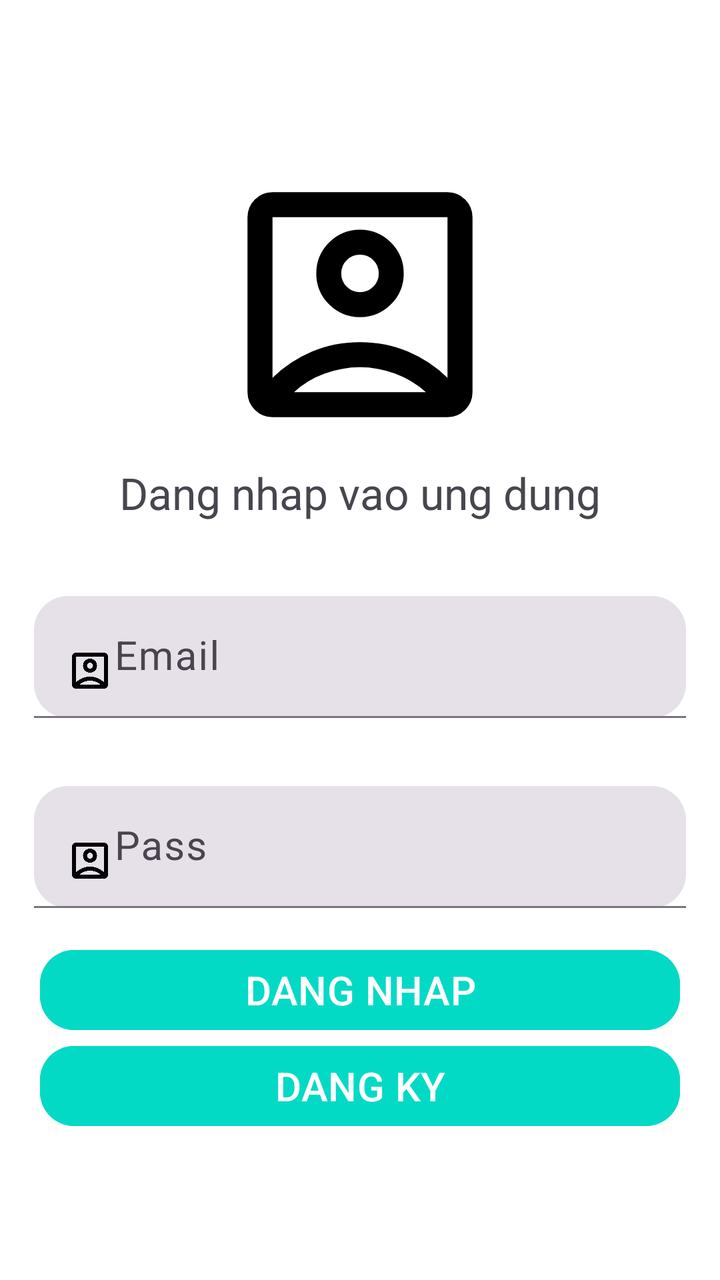
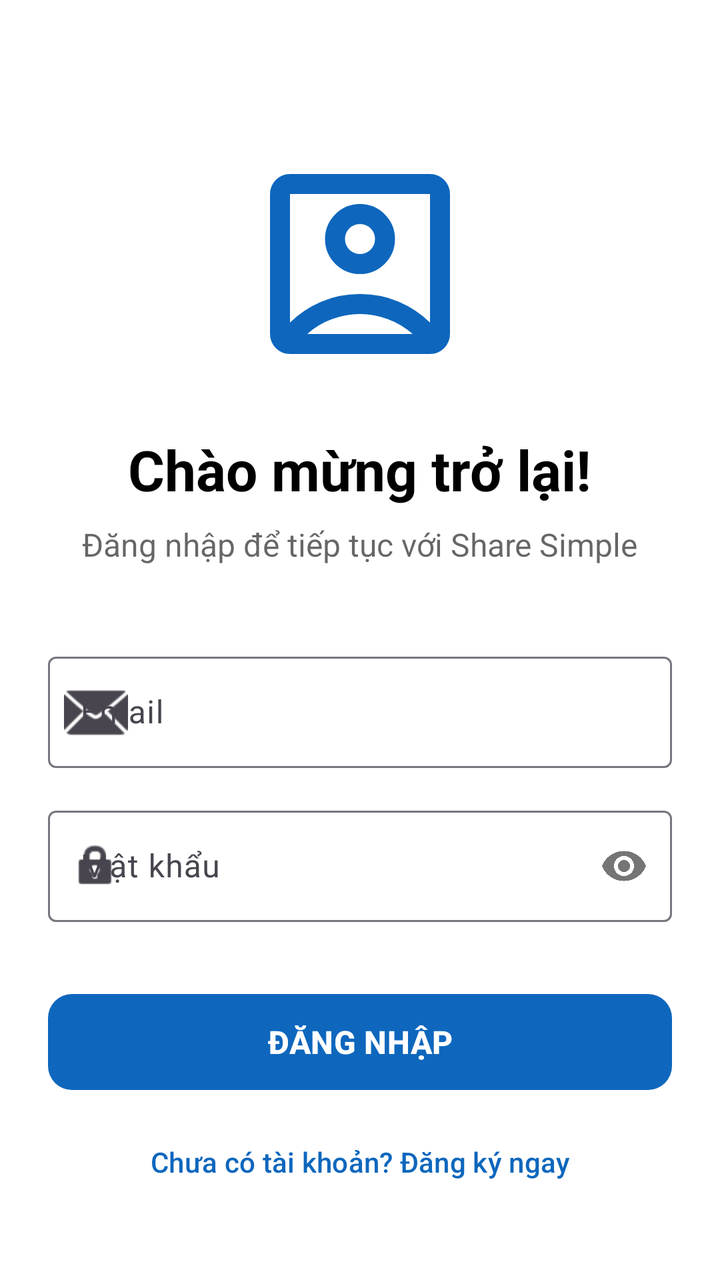

Before-and-after screenshots of an Android layout around one commit, followed by the original layout XML and the change that was made.
<!-- AndroidManifest.xml: application theme Theme.MyApplication -->
<!-- res/layout/fragment_login.xml -->
<?xml version="1.0" encoding="utf-8"?>
<FrameLayout xmlns:android="http://schemas.android.com/apk/res/android"
    xmlns:tools="http://schemas.android.com/tools"
    android:layout_width="match_parent"
    android:background="@android:color/system_neutral1_0"
    android:layout_height="match_parent"
    xmlns:app="http://schemas.android.com/apk/res-auto"
    tools:context=".Frangment.LoginFragment">

    <LinearLayout
        android:id="@+id/screen"
        android:layout_width="match_parent"
        android:layout_height="wrap_content"
        android:gravity="center"
        android:layout_gravity="center"
        android:orientation="vertical">
        <ImageView
            android:layout_width="150dp"
            android:layout_height="159dp"
            android:src="@drawable/outline_account_box_24" />

        <TextView
            android:layout_width="wrap_content"
            android:layout_height="wrap_content"
            android:text="Dang nhap vao ung dung"
            android:layout_marginBottom="20dp"
            android:textSize="22dp" />
        <com.google.android.material.textfield.TextInputLayout
            android:id="@+id/user_email"
            style="@style/Widget.Material3.TextInputLayout.FilledBox"
            android:layout_width="match_parent"
            android:layout_height="match_parent"
            android:layout_marginHorizontal="17dp"
            android:layout_marginVertical="17dp"
            app:boxCornerRadiusBottomEnd="17dp"
            app:boxCornerRadiusBottomStart="17dp"
            app:boxCornerRadiusTopEnd="17dp"
            app:boxCornerRadiusTopStart="17dp">
            <com.google.android.material.textfield.TextInputEditText
                android:layout_width="match_parent"
                android:layout_height="match_parent"
                android:drawableStart="@drawable/outline_account_box_24"
                android:hint="Email"
                android:textSize="20dp" />
    </com.google.android.material.textfield.TextInputLayout>
        <com.google.android.material.textfield.TextInputLayout
            android:id="@+id/user_pass"
            style="@style/Widget.Material3.TextInputLayout.FilledBox"
            android:layout_width="match_parent"
            android:layout_height="match_parent"
            android:layout_marginHorizontal="17dp"
            android:layout_marginVertical="17dp"
            app:boxCornerRadiusBottomEnd="17dp"
            app:boxCornerRadiusBottomStart="17dp"
            app:boxCornerRadiusTopEnd="17dp"
            app:boxCornerRadiusTopStart="17dp">
            <com.google.android.material.textfield.TextInputEditText
                android:layout_width="match_parent"
                android:layout_height="match_parent"
                android:drawableStart="@drawable/outline_account_box_24"
                android:hint="Pass"
                android:textSize="20dp" />
        </com.google.android.material.textfield.TextInputLayout>
        <com.google.android.material.button.MaterialButton
            android:id="@+id/btn_dangnhap"
            android:layout_width="match_parent"
            android:layout_height="match_parent"
            android:text="DANG NHAP"
            android:textColor="@color/white"
            android:textSize="20dp"
            android:inputType="text"
            android:backgroundTint="@color/teal_200"
            android:layout_marginHorizontal="20dp"
            app:cornerRadius="17dp"/>
        <com.google.android.material.button.MaterialButton
            android:id="@+id/btn_dangky"
            android:layout_width="match_parent"
            android:layout_height="match_parent"
            android:text="DANG KY"
            android:textColor="@color/white"
            android:textSize="20dp"
            android:inputType="number"
            android:backgroundTint="@color/teal_200"
            android:layout_marginHorizontal="20dp"
            app:cornerRadius="17dp"/>

    </LinearLayout>

</FrameLayout>
<!-- resources referenced by this layout -->
<resources>
  <color name="teal_200">#FF03DAC5</color>
  <color name="white">#FFFFFFFF</color>
  <!-- drawable outline_account_box_24 (drawable) -->
  <vector xmlns:android="http://schemas.android.com/apk/res/android" android:autoMirrored="true" android:height="24dp" android:tint="#000000" android:viewportHeight="960" android:viewportWidth="960" android:width="24dp">
        
      <path android:fillColor="@android:color/white" android:pathData="M200,714Q254,661 325.5,630.5Q397,600 480,600Q563,600 634.5,630.5Q706,661 760,714L760,200Q760,200 760,200Q760,200 760,200L200,200Q200,200 200,200Q200,200 200,200L200,714ZM579,479Q620,438 620,380Q620,322 579,281Q538,240 480,240Q422,240 381,281Q340,322 340,380Q340,438 381,479Q422,520 480,520Q538,520 579,479ZM200,840Q167,840 143.5,816.5Q120,793 120,760L120,200Q120,167 143.5,143.5Q167,120 200,120L760,120Q793,120 816.5,143.5Q840,167 840,200L840,760Q840,793 816.5,816.5Q793,840 760,840L200,840ZM269,760L691,760Q691,760 691,760Q691,760 691,760Q647,721 591.5,700.5Q536,680 480,680Q424,680 367.5,700.5Q311,721 269,760Q269,760 269,760Q269,760 269,760ZM437.5,422.5Q420,405 420,380Q420,355 437.5,337.5Q455,320 480,320Q505,320 522.5,337.5Q540,355 540,380Q540,405 522.5,422.5Q505,440 480,440Q455,440 437.5,422.5ZM480,457L480,457Q480,457 480,457Q480,457 480,457L480,457Q480,457 480,457Q480,457 480,457L480,457Q480,457 480,457Q480,457 480,457Q480,457 480,457Q480,457 480,457Z"/>
      
  </vector>
  <style name="Theme.MyApplication" parent="Theme.MaterialComponents.DayNight.DarkActionBar">
          
          <item name="colorPrimary">@color/purple_500</item>
          <item name="colorPrimaryVariant">@color/purple_700</item>
          <item name="colorOnPrimary">@color/white</item>
          
          <item name="colorSecondary">@color/teal_200</item>
          <item name="colorSecondaryVariant">@color/teal_700</item>
          <item name="colorOnSecondary">@color/black</item>
          
          <item name="android:statusBarColor">?attr/colorPrimaryVariant</item>
          
      </style>
  <color name="purple_500">#D9B84D</color>
  <color name="purple_700">#F60303</color>
  <color name="teal_700">#D04A0F</color>
  <color name="black">#FF000000</color>
</resources>

<!-- the commit's change to res/layout/fragment_login.xml (unified diff, before → after) -->
@@ -1,89 +1,100 @@
 <?xml version="1.0" encoding="utf-8"?>
-<FrameLayout xmlns:android="http://schemas.android.com/apk/res/android"
+<ScrollView xmlns:android="http://schemas.android.com/apk/res/android"
+    xmlns:app="http://schemas.android.com/apk/res-auto"
     xmlns:tools="http://schemas.android.com/tools"
     android:layout_width="match_parent"
-    android:background="@android:color/system_neutral1_0"
     android:layout_height="match_parent"
-    xmlns:app="http://schemas.android.com/apk/res-auto"
+    android:fillViewport="true"
+    android:background="@color/white"
     tools:context=".Frangment.LoginFragment">
 
     <LinearLayout
         android:id="@+id/screen"
         android:layout_width="match_parent"
         android:layout_height="wrap_content"
-        android:gravity="center"
-        android:layout_gravity="center"
-        android:orientation="vertical">
+        android:gravity="center_horizontal"
+        android:orientation="vertical"
+        android:padding="24dp">
+
         <ImageView
-            android:layout_width="150dp"
-            android:layout_height="159dp"
-            android:src="@drawable/outline_account_box_24" />
+            android:layout_width="120dp"
+            android:layout_height="120dp"
+            android:layout_marginTop="48dp"
+            android:src="@drawable/outline_account_box_24"
+            app:tint="@color/purple_200" />
 
         <TextView
             android:layout_width="wrap_content"
             android:layout_height="wrap_content"
-            android:text="Dang nhap vao ung dung"
-            android:layout_marginBottom="20dp"
-            android:textSize="22dp" />
+            android:layout_marginTop="24dp"
+            android:text="Chào mừng trở lại!"
+            android:textColor="@color/black"
+            android:textSize="28sp"
+            android:textStyle="bold" />
+
+        <TextView
+            android:layout_width="wrap_content"
+            android:layout_height="wrap_content"
+            android:layout_marginTop="8dp"
+            android:text="Đăng nhập để tiếp tục với Share Simple"
+            android:textColor="@color/black"
+            android:alpha="0.6"
+            android:textSize="16sp" />
+
         <com.google.android.material.textfield.TextInputLayout
             android:id="@+id/user_email"
-            style="@style/Widget.Material3.TextInputLayout.FilledBox"
+            style="@style/Widget.Material3.TextInputLayout.OutlinedBox"
             android:layout_width="match_parent"
-            android:layout_height="match_parent"
-            android:layout_marginHorizontal="17dp"
-            android:layout_marginVertical="17dp"
-            app:boxCornerRadiusBottomEnd="17dp"
-            app:boxCornerRadiusBottomStart="17dp"
-            app:boxCornerRadiusTopEnd="17dp"
-            app:boxCornerRadiusTopStart="17dp">
+            android:layout_height="wrap_content"
+            android:layout_marginTop="40dp"
+            android:hint="Email"
+            app:startIconDrawable="@android:drawable/ic_dialog_email">
+
             <com.google.android.material.textfield.TextInputEditText
                 android:layout_width="match_parent"
-                android:layout_height="match_parent"
-                android:drawableStart="@drawable/outline_account_box_24"
-                android:hint="Email"
-                android:textSize="20dp" />
-    </com.google.android.material.textfield.TextInputLayout>
+                android:layout_height="wrap_content"
+                android:inputType="textEmailAddress"
+                android:textSize="16sp" />
+        </com.google.android.material.textfield.TextInputLayout>
+
         <com.google.android.material.textfield.TextInputLayout
             android:id="@+id/user_pass"
-            style="@style/Widget.Material3.TextInputLayout.FilledBox"
+            style="@style/Widget.Material3.TextInputLayout.OutlinedBox"
             android:layout_width="match_parent"
-            android:layout_height="match_parent"
-            android:layout_marginHorizontal="17dp"
-            android:layout_marginVertical="17dp"
-            app:boxCornerRadiusBottomEnd="17dp"
-            app:boxCornerRadiusBottomStart="17dp"
-            app:boxCornerRadiusTopEnd="17dp"
-            app:boxCornerRadiusTopStart="17dp">
+            android:layout_height="wrap_content"
+            android:layout_marginTop="16dp"
+            android:hint="Mật khẩu"
+            app:passwordToggleEnabled="true"
+            app:startIconDrawable="@android:drawable/ic_lock_idle_lock">
+
             <com.google.android.material.textfield.TextInputEditText
                 android:layout_width="match_parent"
-                android:layout_height="match_parent"
-                android:drawableStart="@drawable/outline_account_box_24"
-                android:hint="Pass"
-                android:textSize="20dp" />
+                android:layout_height="wrap_content"
+                android:inputType="textPassword"
+                android:textSize="16sp" />
         </com.google.android.material.textfield.TextInputLayout>
+
         <com.google.android.material.button.MaterialButton
             android:id="@+id/btn_dangnhap"
             android:layout_width="match_parent"
-            android:layout_height="match_parent"
-            android:text="DANG NHAP"
-            android:textColor="@color/white"
-            android:textSize="20dp"
-            android:inputType="text"
-            android:backgroundTint="@color/teal_200"
-            android:layout_marginHorizontal="20dp"
-            app:cornerRadius="17dp"/>
+            android:layout_height="56dp"
+            android:layout_marginTop="32dp"
+            android:text="ĐĂNG NHẬP"
+            android:textSize="16sp"
+            android:textStyle="bold"
+            app:cornerRadius="12dp"
+            app:backgroundTint="@color/purple_200"/>
+
         <com.google.android.material.button.MaterialButton
             android:id="@+id/btn_dangky"
+            style="@style/Widget.Material3.Button.TextButton"
             android:layout_width="match_parent"
-            android:layout_height="match_parent"
-            android:text="DANG KY"
-            android:textColor="@color/white"
-            android:textSize="20dp"
-            android:inputType="number"
-            android:backgroundTint="@color/teal_200"
-            android:layout_marginHorizontal="20dp"
-            app:cornerRadius="17dp"/>
+            android:layout_height="wrap_content"
+            android:layout_marginTop="8dp"
+            android:text="Chưa có tài khoản? Đăng ký ngay"
+            android:textColor="@color/purple_200"
+            android:textSize="14sp" />
 
     </LinearLayout>
 
-</FrameLayout>
+</ScrollView>
<!-- resource entries referenced after the edit -->
@@ -25,5 +25,6 @@
   <color name="purple_700">#F60303</color>
   <color name="teal_700">#D04A0F</color>
   <color name="black">#FF000000</color>
+  <color name="purple_200">#0E67BD</color>
 </resources>
 
